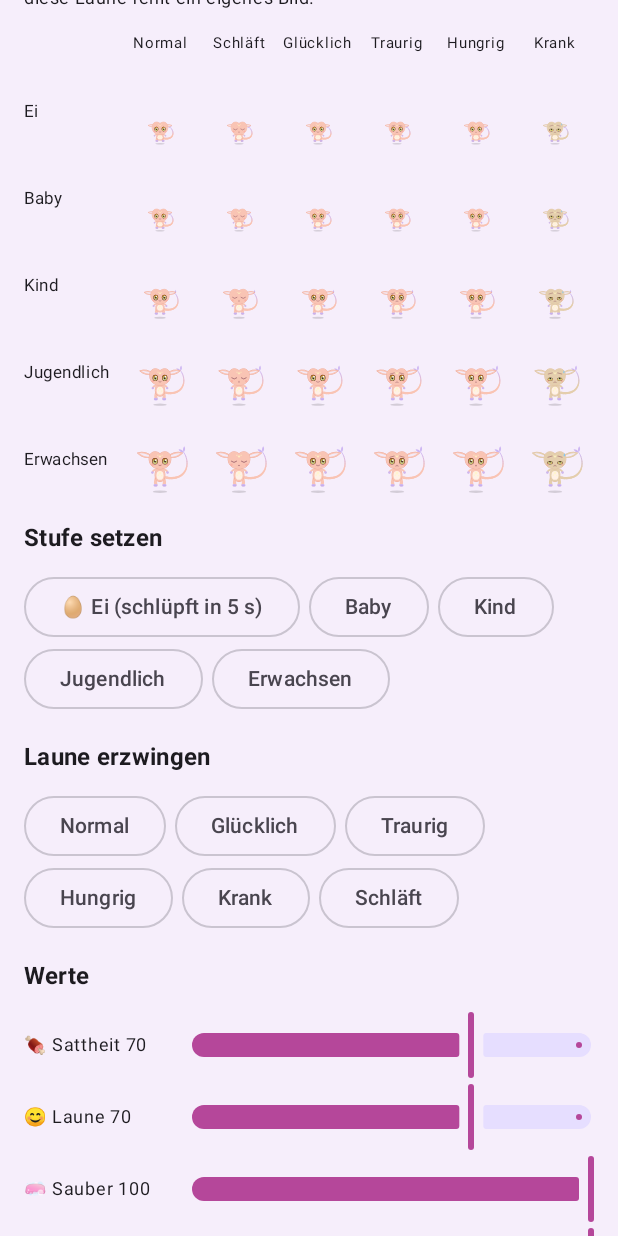
After one commit to Eintrachtboy/Tamagothchi, an Android app built with Jetpack Compose: the composable DebugPanel shown on its own in the app's theme, on a phone screen of 412 x 824 dp. The commit adds this screen. Run offline under Robolectric (Android 15) with nearby library versions, the phone set to English and light mode, and no system bars.

Commit message:
Testmodus für Gerätetests (#12)
Versteckter Testmodus (7× auf die Versionsnummer tippen): Bildvorschau aller Stufen × Launen, Stufe/Laune/Werte setzen, Ressourcen, Freischalten, Zeit vorspulen. Wirkt auf ein Test-Tierchen oder mit Sicherung auf das aktive.

```diff
--- a/app/src/main/java/app/psykit/data/PetRepository.kt
+++ b/app/src/main/java/app/psykit/data/PetRepository.kt
@@ -135,6 +135,12 @@ class PetRepository private constructor(context: Context) {
         if (writes.isNotEmpty()) store.writeAll(writes)
         _state.value = next
         result
+    }
+
+    /** Runde 21 (Testmodus): Stand des aktiven Tierchens als Sicherung ablegen (in „Sicherungen“ sichtbar). */
+    fun backupActive(): String? = synchronized(lock) {
+        val id = _currentId.value
+        if (id in locked) null else store.backupCorrupt(id, SaveStore.encode(_state.value), System.currentTimeMillis())
     }
 
     /** Neues Tierchen (Ei) anlegen und dorthin wechseln. */
--- /dev/null
+++ b/app/src/main/java/app/psykit/ui/DebugPanel.kt
@@ -0,0 +1,191 @@
+package app.psykit.ui
+
+import androidx.compose.foundation.layout.Arrangement
+import androidx.compose.foundation.layout.Column
+import androidx.compose.foundation.layout.ExperimentalLayoutApi
+import androidx.compose.foundation.layout.FlowRow
+import androidx.compose.foundation.layout.Row
+import androidx.compose.foundation.layout.fillMaxSize
+import androidx.compose.foundation.layout.fillMaxWidth
+import androidx.compose.foundation.layout.padding
+import androidx.compose.foundation.layout.safeDrawingPadding
+import androidx.compose.foundation.layout.width
+import androidx.compose.foundation.rememberScrollState
+import androidx.compose.foundation.verticalScroll
+import androidx.compose.material3.Button
+import androidx.compose.material3.Card
+import androidx.compose.material3.CardDefaults
+import androidx.compose.material3.HorizontalDivider
+import androidx.compose.material3.MaterialTheme
+import androidx.compose.material3.OutlinedButton
+import androidx.compose.material3.Slider
+import androidx.compose.material3.Surface
+import androidx.compose.material3.Text
+import androidx.compose.material3.TextButton
+import androidx.compose.runtime.Composable
+import androidx.compose.runtime.collectAsState
+import androidx.compose.runtime.getValue
+import androidx.compose.runtime.mutableFloatStateOf
+import androidx.compose.runtime.remember
+import androidx.compose.runtime.setValue
+import androidx.compose.ui.Alignment
+import androidx.compose.ui.Modifier
+import androidx.compose.ui.text.font.FontWeight
+import androidx.compose.ui.text.style.TextAlign
+import androidx.compose.ui.unit.dp
+import androidx.compose.ui.unit.sp
+import app.psykit.core.debug.DebugTools
+import app.psykit.core.model.Mood
+import app.psykit.core.model.PetState
+import app.psykit.core.model.Stage
+import app.psykit.sprites.SpriteVariant
+
+/** Runde 21: Testmodus für Gerätetests. Wirkt auf das aktive Tierchen (Test-Tierchen oder, mit Sicherung, das echte). */
+@OptIn(ExperimentalLayoutApi::class)
+@Composable
+fun DebugPanel(vm: PetViewModel, onClose: () -> Unit) {
+    val s by vm.state.collectAsState()
+    val spriteVersion by vm.spriteVersion.collectAsState()
+    androidx.compose.ui.window.Dialog(
+        onDismissRequest = onClose,
+        properties = androidx.compose.ui.window.DialogProperties(usePlatformDefaultWidth = false, decorFitsSystemWindows = false),
+    ) {
+        Surface(Modifier.fillMaxSize(), color = MaterialTheme.colorScheme.background) {
+            Column(
+                Modifier.fillMaxSize().safeDrawingPadding().verticalScroll(rememberScrollState()).padding(16.dp),
+                verticalArrangement = Arrangement.spacedBy(10.dp),
+            ) {
+                Row(verticalAlignment = Alignment.CenterVertically) {
+                    Text("🛠 Testmodus", style = MaterialTheme.typography.headlineSmall, fontWeight = FontWeight.Bold, modifier = Modifier.weight(1f))
+                    TextButton(onClick = onClose) { Text("Schließen") }
+                }
+
+                val msg by vm.message.collectAsState()
+                if (msg.startsWith("Testmodus")) Text("✓ " + msg.removePrefix("Testmodus: "), color = MaterialTheme.colorScheme.primary, fontWeight = FontWeight.Bold)
+
+                // 1) Ziel
+                val isTest = s.name == TEST_PET_NAME
+                Card(colors = CardDefaults.cardColors(containerColor = if (isTest) MaterialTheme.colorScheme.secondaryContainer else MaterialTheme.colorScheme.errorContainer)) {
+                    Column(Modifier.padding(12.dp)) {
+                        Text("Wirkt auf: ${s.name} · ${s.stage.displayName} · Level ${s.level}", fontWeight = FontWeight.Bold)
+                        Text(
+                            if (isTest) "Test-Tierchen – dein echter Spielstand bleibt unberührt."
+                            else "Achtung: echtes Tierchen. Vor der ersten Änderung wird automatisch eine Sicherung angelegt (Einstellungen → Sicherungen).",
+                            style = MaterialTheme.typography.bodySmall,
+                        )
+                        if (!isTest) Button(onClick = { vm.useTestPet() }, modifier = Modifier.padding(top = 6.dp)) { Text("Zum Test-Tierchen wechseln") }
+                        if (isTest) Text("Eigene Figuren: im Test-Tierchen unter Einstellungen → Figuren-Pakete „Benutzen“ tippen.", style = MaterialTheme.typography.bodySmall)
+                    }
+                }
+
+                // 2) Bildvorschau – ändert nichts am Spielstand
+                Section("Bildvorschau (alle Stufen × Launen)")
+                Text("Nur Ansicht, ändert nichts. Animierte Bilder laufen. „Ersatz“ = für diese Laune fehlt ein eigenes Bild.", style = MaterialTheme.typography.bodySmall)
+                val variants = SpriteVariant.entries
+                Row {
+                    Text("", Modifier.width(64.dp))
+                    variants.forEach { v -> Text(v.label, Modifier.weight(1f), fontSize = 10.sp, textAlign = TextAlign.Center, maxLines = 1) }
+                }
+                Stage.entries.forEach { st ->
+                    Row(verticalAlignment = Alignment.CenterVertically) {
+                        Text(st.displayName, Modifier.width(64.dp), fontSize = 11.sp)
+                        variants.forEach { v ->
+                            val sprite = remember(spriteVersion, st, v) { vm.sprites.load(st, v) }
+                            Column(Modifier.weight(1f), horizontalAlignment = Alignment.CenterHorizontally) {
+                                PetIcon(sprite, st, moodOf(v), 48.dp)
+                                if (sprite != null && !sprite.exact) Text("Ersatz", fontSize = 8.sp, color = MaterialTheme.colorScheme.error)
+                            }
+                        }
+                    }
+                }
+
+                // 3) Stufe und Laune
+                Section("Stufe setzen")
+                FlowRow(horizontalArrangement = Arrangement.spacedBy(6.dp)) {
+                    Stage.entries.forEach { st ->
+                        OutlinedButton(onClick = { vm.debug("Stufe ${st.displayName}") { p, now -> DebugTools.setStage(p, st, now) } }) {
+                            Text(if (st == Stage.EGG) "🥚 Ei (schlüpft in 5 s)" else st.displayName)
+                        }
+                    }
+                }
+                Section("Laune erzwingen")
+                FlowRow(horizontalArrangement = Arrangement.spacedBy(6.dp)) {
+                    DebugTools.ForcedMood.entries.forEach { m ->
+                        OutlinedButton(onClick = { vm.debug("Laune ${m.label}") { p, _ -> DebugTools.forceMood(p, m) } }) { Text(m.label) }
+                    }
+                }
+
+                // 4) Werte
+                Section("Werte")
+                StatsEditor(s) { a, b, c, d, e -> vm.debug("Werte gesetzt") { p, _ -> DebugTools.setStats(p, a, b, c, d, e) } }
+                FlowRow(horizontalArrangement = Arrangement.spacedBy(6.dp)) {
+                    OutlinedButton(onClick = { vm.debug("+1 Häufchen") { p, _ -> DebugTools.addPoops(p, 1) } }) { Text("💩 +1") }
+                    OutlinedButton(onClick = { vm.debug("+2 Flecken") { p, _ -> DebugTools.addDirt(p, 2) } }) { Text("🟤 Flecken +2") }
+                    OutlinedButton(onClick = { vm.debug("+1 Level") { p, _ -> DebugTools.addLevels(p, 1) } }) { Text("Level +1") }
+                    OutlinedButton(onClick = { vm.debug("+5 Level") { p, _ -> DebugTools.addLevels(p, 5) } }) { Text("Level +5") }
+                    OutlinedButton(onClick = { vm.debug("+5 Training") { p, _ -> DebugTools.addTraining(p, 5) } }) { Text("Training +5") }
+                }
+
+                // 5) Ressourcen und Freischalten
+                Section("Ressourcen & Freischalten")
+                FlowRow(horizontalArrangement = Arrangement.spacedBy(6.dp)) {
+                    OutlinedButton(onClick = { vm.debug("Ressourcen") { p, _ -> DebugTools.grant(p) } }) { Text("✨ Staub, Schlüssel, Tränke, Beeren") }
+                    OutlinedButton(onClick = { vm.debug("Alle Attacken") { p, _ -> DebugTools.unlockMoves(p) } }) { Text("⚔️ Alle Attacken") }
+                    (1..5).forEach { w ->
+                        OutlinedButton(onClick = { vm.debug("Dungeon bis Welt $w frei") { p, _ -> DebugTools.unlockDungeon(p, w) } }) { Text("Welt $w frei") }
+                    }
+                }
+
+                // 6) Zeit
+                Section("Zeit vorspulen")
+                FlowRow(horizontalArrangement = Arrangement.spacedBy(6.dp)) {
+                    listOf(1 to "+1 Std", 8 to "+8 Std", 24 to "+1 Tag").forEach { (h, l) ->
+                        OutlinedButton(onClick = { vm.debug("$l vorgespult") { p, _ -> DebugTools.skipTime(p, h) } }) { Text("⏩ $l") }
+                    }
+                }
+                Text("Hunger, Energie, Garten und Alter rechnen die Zeit nach. Höchstens so viel, wie das Spiel sonst auch nachholt.", style = MaterialTheme.typography.bodySmall)
+
+                // 7) Erstmals-Hinweise
+                Section("Hinweise")
+                OutlinedButton(onClick = { vm.debug("Erstmals-Hinweise zurückgesetzt") { p, _ -> DebugTools.resetFirstTimes(p) } }) {
+                    Text("Spiel-Intros, Mund-Markierung und Kraulgrenze zurücksetzen")
+                }
+                HorizontalDivider()
+                Text("Der Testmodus ändert nur Werte des Spielstands, keine Spielregeln.", style = MaterialTheme.typography.bodySmall)
+            }
+        }
+    }
+}
+
+@Composable
+private fun Section(title: String) = Text(title, style = MaterialTheme.typography.titleMedium, fontWeight = FontWeight.Bold, modifier = Modifier.padding(top = 6.dp))
+
+private fun moodOf(v: SpriteVariant) = when (v) {
+    SpriteVariant.BASE -> Mood.OK
+    SpriteVariant.SLEEPING -> Mood.SLEEPING
+    SpriteVariant.HAPPY -> Mood.HAPPY
+    SpriteVariant.SAD -> Mood.SAD
+    SpriteVariant.HUNGRY -> Mood.HUNGRY
+    SpriteVariant.SICK -> Mood.SICK
+}
+
+@Composable
+private fun StatsEditor(s: PetState, onApply: (Float, Float, Float, Float, Float) -> Unit) {
+    var sat by remember(s.satiety) { mutableFloatStateOf(s.satiety) }
+    var hap by remember(s.happiness) { mutableFloatStateOf(s.happiness) }
+    var hyg by remember(s.hygiene) { mutableFloatStateOf(s.hygiene) }
+    var ene by remember(s.energy) { mutableFloatStateOf(s.energy) }
+    var hea by remember(s.health) { mutableFloatStateOf(s.health) }
+    @Composable fun row(label: String, v: Float, set: (Float) -> Unit) = Row(verticalAlignment = Alignment.CenterVertically) {
+        Text("$label ${v.toInt()}", Modifier.width(110.dp), fontSize = 12.sp)
+        Slider(value = v, onValueChange = set, valueRange = 0f..100f, modifier = Modifier.weight(1f))
+    }
+    Column(Modifier.fillMaxWidth()) {
+        row("🍖 Sattheit", sat) { sat = it }
+        row("😊 Laune", hap) { hap = it }
+        row("🧼 Sauber", hyg) { hyg = it }
+        row("⚡ Energie", ene) { ene = it }
+        row("❤️ Gesund", hea) { hea = it }
+        Button(onClick = { onApply(sat, hap, hyg, ene, hea) }) { Text("Werte übernehmen") }
+    }
+}
```
Also changed, not shown: app/src/main/java/app/psykit/ui/Dialogs.kt (+25 -0 lines), app/src/main/java/app/psykit/ui/PetViewModel.kt (+27 -1 lines), core/src/main/kotlin/app/psykit/core/debug/DebugTools.kt (added, +83 -0 lines), 1 other file.
